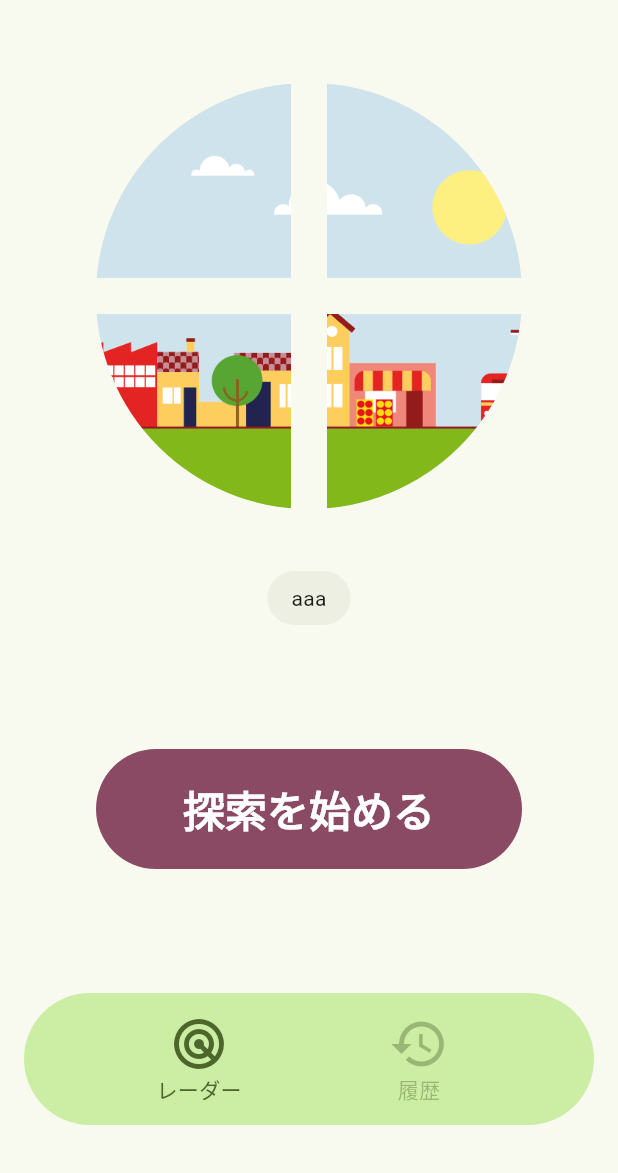
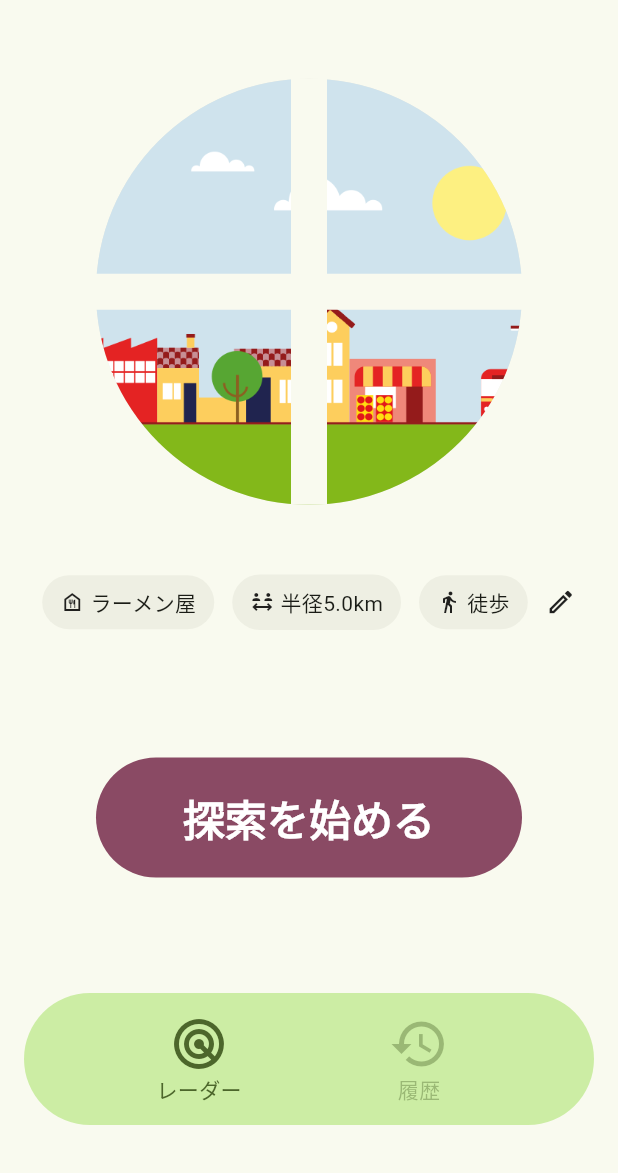
Before and after one commit to Chika0221/YorimichiRadar, a Flutter app: the screen it shows after launch, on a phone screen of 412 x 824 dp, the part 63-1236 px from its top. Run offline on Flutter 3.47's test engine with Material 3 defaults, Android fonts, the phone set to English and light mode, and no system bars; our stand-ins replace audioplayers, flutter_compass, flutter_hooks, google_fonts, hooks_riverpod, vibration; Roboto replaces fonts that are missing (Boku2).

Commit message:
検索のUIを作成

```diff
--- a/lib/pages/search_page.dart
+++ b/lib/pages/search_page.dart
@@ -2,12 +2,14 @@
 import 'package:flutter/material.dart';
 
 // Package imports:
+import 'package:flutter_hooks/flutter_hooks.dart';
 import 'package:hooks_riverpod/hooks_riverpod.dart';
 
 // Project imports:
 import 'package:yorimichi_radar/pages/main.dart';
 import 'package:yorimichi_radar/pages/radar_page.dart';
 import 'package:yorimichi_radar/routes.dart';
+import 'package:yorimichi_radar/state/search_condition_provider.dart';
 import 'package:yorimichi_radar/widgets/radar/radar_circle.dart';
 
 part '../widgets/search/search_setting_container.dart';
--- /dev/null
+++ b/lib/state/search_condition_provider.dart
@@ -0,0 +1,49 @@
+// Package imports:
+import 'package:hooks_riverpod/hooks_riverpod.dart';
+
+// Travel Mode Enum
+enum TravelMode { walking, driving }
+
+extension TravelModeExtension on TravelMode {
+  String get displayName {
+    switch (this) {
+      case TravelMode.walking:
+        return '徒歩';
+      case TravelMode.driving:
+        return '車';
+    }
+  }
+}
+
+// Radius Mode
+class RadiusSetting {
+  final double radius_value;
+  final double min;
+  final double max;
+
+  const RadiusSetting(this.radius_value, this.max, this.min);
+}
+
+// Providers
+final keywordProvider = StateProvider<String>((ref) => 'ラーメン屋');
+
+// final radiusProvider = StateProvider<RadiusSetting>((ref) {
+//   final mode = ref.watch(travelModeProvider);
+
+//   return switch (mode) {
+//     TravelMode.driving => RadiusSetting(1.0, 10, 0.5),
+//     TravelMode.walking => RadiusSetting(5.0, 30, 1),
+//   };
+// }); // in km
+final radiusProvider = StateProvider<double>((ref) {
+  final mode = ref.watch(travelModeProvider);
+
+  return switch (mode) {
+    TravelMode.driving => 1.0,
+    TravelMode.walking => 5.0,
+  };
+}); // in km
+
+final travelModeProvider = StateProvider<TravelMode>(
+  (ref) => TravelMode.walking,
+);
--- a/lib/widgets/search/search_setting_container.dart
+++ b/lib/widgets/search/search_setting_container.dart
@@ -2,15 +2,148 @@ part of '../../pages/search_page.dart';
 
 class SearchSettingContainer extends HookConsumerWidget {
   const SearchSettingContainer({super.key});
+
   @override
   Widget build(BuildContext context, WidgetRef ref) {
-    return Container(
-      padding: const EdgeInsets.symmetric(horizontal: 16, vertical: 8),
-      decoration: ShapeDecoration(
-        shape: StadiumBorder(),
-        color: Theme.of(context).colorScheme.surfaceContainer,
+    final keyword = ref.watch(keywordProvider);
+    final radius = ref.watch(radiusProvider);
+    final travelMode = ref.watch(travelModeProvider);
+
+    return InkWell(
+      onTap: () => _showSearchSettingsDialog(context, ref),
+      borderRadius: BorderRadius.circular(32),
+      child: Padding(
+        padding: const EdgeInsets.all(8.0),
+        child: Wrap(
+          alignment: WrapAlignment.center,
+          crossAxisAlignment: WrapCrossAlignment.center,
+          spacing: 12,
+          runSpacing: 8,
+          children: [
+            _SettingChip(
+              icon: Icons.food_bank_outlined,
+              label: keyword.isEmpty ? "キーワード" : keyword,
+            ),
+            _SettingChip(
+              icon: Icons.social_distance_outlined,
+              label: "半径${radius.toStringAsFixed(1)}km",
+            ),
+            _SettingChip(
+              icon: Icons.directions_walk_outlined,
+              label: travelMode.displayName,
+            ),
+            const Icon(Icons.edit_outlined, size: 20),
+          ],
+        ),
       ),
-      child: Row(mainAxisSize: MainAxisSize.min, children: const [Text("aaa")]),
+    );
+  }
+
+  void _showSearchSettingsDialog(BuildContext context, WidgetRef ref) {
+    showDialog(
+      context: context,
+      builder: (context) {
+        return const _SearchSettingsDialog();
+      },
     );
   }
 }
+
+class _SearchSettingsDialog extends HookConsumerWidget {
+  const _SearchSettingsDialog();
+
+  @override
+  Widget build(BuildContext context, WidgetRef ref) {
+    final keywordController = useTextEditingController(
+      text: ref.read(keywordProvider),
+    );
+    final radius = useState(ref.read(radiusProvider));
+    final travelMode = useState(ref.read(travelModeProvider));
+
+    return AlertDialog(
+      title: const Text('検索条件'),
+      content: SizedBox(
+        width: double.maxFinite,
+        child: SingleChildScrollView(
+          child: Column(
+            mainAxisSize: MainAxisSize.min,
+            crossAxisAlignment: CrossAxisAlignment.start,
+            children: [
+              const Text('キーワード'),
+              const SizedBox(height: 8),
+              TextField(
+                controller: keywordController,
+                decoration: const InputDecoration(
+                  hintText: '例: カフェ、公園',
+                  border: OutlineInputBorder(),
+                ),
+              ),
+              const SizedBox(height: 16),
+              Text('半径: ${radius.value.toStringAsFixed(1)}km 以内'),
+              Slider(
+                value: radius.value,
+                min: 0.3,
+                max: 10.0,
+                divisions: 97,
+                label: radius.value.toStringAsFixed(1),
+                onChanged: (value) {
+                  radius.value = value;
+                },
+              ),
+              const SizedBox(height: 16),
+              const Text('移動手段'),
+              ...TravelMode.values.map((mode) {
+                return RadioListTile<TravelMode>(
+                  title: Text(mode.displayName),
+                  value: mode,
+                  groupValue: travelMode.value,
+                  onChanged: (value) {
+                    if (value != null) {
+                      travelMode.value = value;
+                    }
+                  },
+                );
+              }),
+            ],
+          ),
+        ),
+      ),
+      actions: [
+        TextButton(
+          onPressed: () => Navigator.pop(context),
+          child: const Text('キャンセル'),
+        ),
+        TextButton(
+          onPressed: () {
+            ref.read(keywordProvider.notifier).state = keywordController.text;
+            ref.read(radiusProvider.notifier).state = radius.value;
+            ref.read(travelModeProvider.notifier).state = travelMode.value;
+            Navigator.pop(context);
+          },
+          child: const Text('OK'),
+        ),
+      ],
+    );
+  }
+}
+
+class _SettingChip extends StatelessWidget {
+  const _SettingChip({required this.icon, required this.label});
+  final IconData icon;
+  final String label;
+
+  @override
+  Widget build(BuildContext context) {
+    return Container(
+      padding: const EdgeInsets.symmetric(horizontal: 12, vertical: 8),
+      decoration: ShapeDecoration(
+        shape: const StadiumBorder(),
+        color: Theme.of(context).colorScheme.surfaceContainer,
+      ),
+      child: Row(
+        mainAxisSize: MainAxisSize.min,
+        children: [Icon(icon, size: 16), const SizedBox(width: 4), Text(label)],
+      ),
+    );
+  }
+}
```
